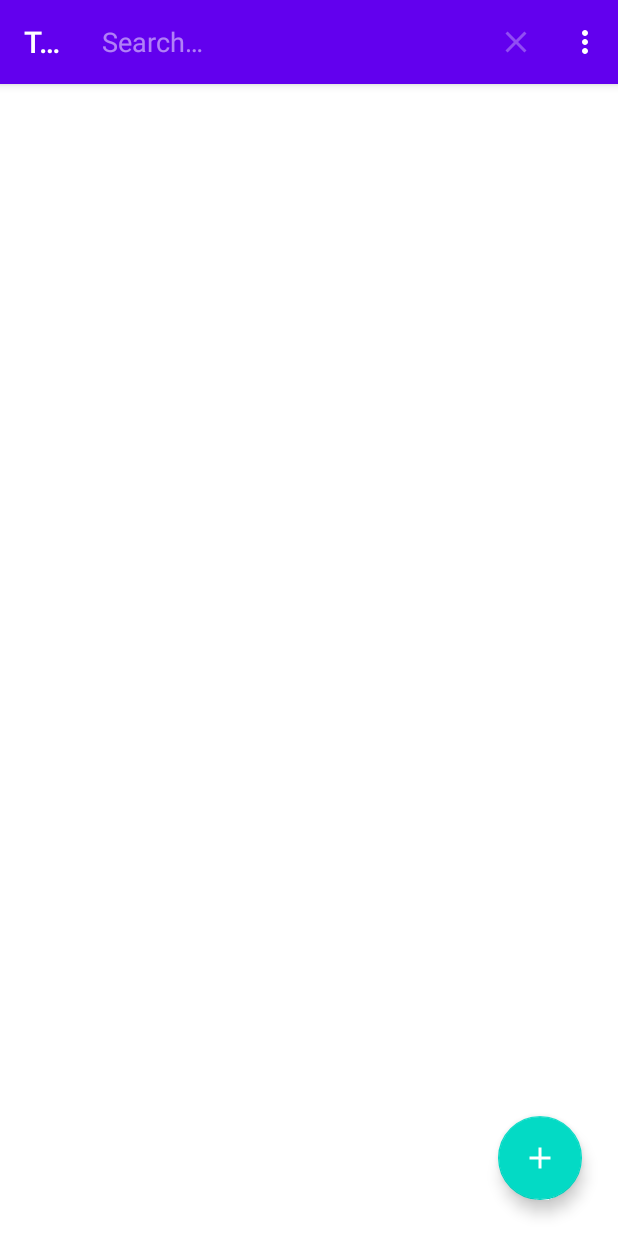
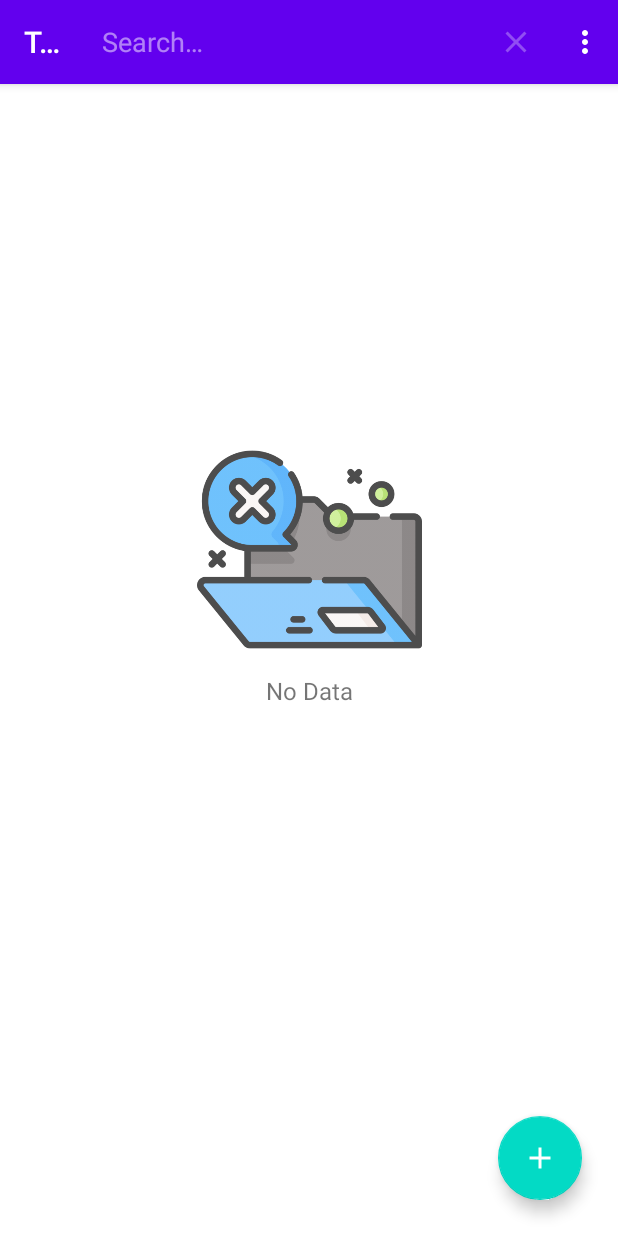
Before and after one commit to IrinaBBB/ToDoList-Android-, an Android app: the screen it shows after launch (MainActivity), after a tap on "Search", on a phone screen of 412 x 824 dp. Run offline under Robolectric (Android 15) with nearby library versions, the phone set to English and light mode, and no system bars; our stand-ins replace Room's generated code, navigation-ui.

Commit message:
add: show no_data Views if Database Empty

```diff
--- a/app/src/main/java/ru/irinavb/todolist/fragments/list/ListFragment.kt
+++ b/app/src/main/java/ru/irinavb/todolist/fragments/list/ListFragment.kt
@@ -16,6 +16,7 @@ import ru.irinavb.todolist.databinding.FragmentListBinding
 
 import androidx.navigation.fragment.NavHostFragment
 import androidx.recyclerview.widget.LinearLayoutManager
+import ru.irinavb.todolist.viewmodels.SharedViewModel
 import ru.irinavb.todolist.viewmodels.ToDoViewModel
 
 
@@ -25,6 +26,7 @@ class ListFragment : Fragment() {
     private lateinit var navHostFragment: NavHostFragment
     private val adapter: ToDoAdapter by lazy { ToDoAdapter() }
     private val toDoViewModel: ToDoViewModel by viewModels()
+    private val sharedViewModel: SharedViewModel by viewModels()
 
 
     override fun onCreateView(
@@ -38,7 +40,12 @@ class ListFragment : Fragment() {
         binding.recyclerView.layoutManager = LinearLayoutManager(requireActivity())
 
         toDoViewModel.getAllData.observe(viewLifecycleOwner, Observer {
+            sharedViewModel.checkIfDatabaseEmpty(it)
             adapter.setData(it)
+        })
+
+        sharedViewModel.emptyDatabase.observe(viewLifecycleOwner, Observer {
+            showEmptyDatabaseViews(it)
         })
 
         binding.floatingActionButton.setOnClickListener {
@@ -48,6 +55,16 @@ class ListFragment : Fragment() {
         setHasOptionsMenu(true)
 
         return binding.root
+    }
+
+    private fun showEmptyDatabaseViews(emptyDatabase: Boolean) {
+        if(emptyDatabase) {
+            binding.noDataImageView.visibility = View.VISIBLE
+            binding.noDataTextView.visibility = View.VISIBLE
+        } else {
+            binding.noDataImageView.visibility = View.INVISIBLE
+            binding.noDataTextView.visibility = View.INVISIBLE
+        }
     }
 
     override fun onCreateOptionsMenu(menu: Menu, inflater: MenuInflater) {
--- a/app/src/main/java/ru/irinavb/todolist/viewmodels/SharedViewModel.kt
+++ b/app/src/main/java/ru/irinavb/todolist/viewmodels/SharedViewModel.kt
@@ -7,10 +7,18 @@ import android.widget.AdapterView
 import android.widget.TextView
 import androidx.core.content.ContextCompat
 import androidx.lifecycle.AndroidViewModel
+import androidx.lifecycle.MutableLiveData
 import ru.irinavb.todolist.R
 import ru.irinavb.todolist.data.models.Priority
+import ru.irinavb.todolist.data.models.ToDoData
 
 class SharedViewModel(application: Application): AndroidViewModel(application)  {
+
+    val emptyDatabase: MutableLiveData<Boolean> = MutableLiveData(true)
+
+    fun checkIfDatabaseEmpty(dataList: List<ToDoData>) {
+        emptyDatabase.value = dataList.isEmpty()
+    }
 
     val listener: AdapterView.OnItemSelectedListener = object:
         AdapterView.OnItemSelectedListener {
```
